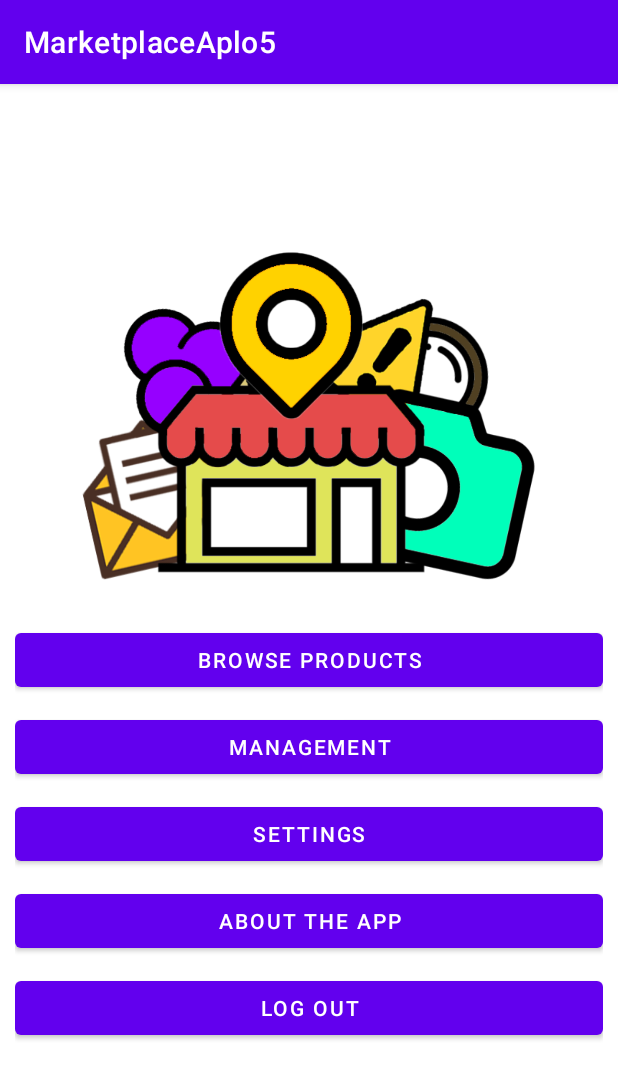
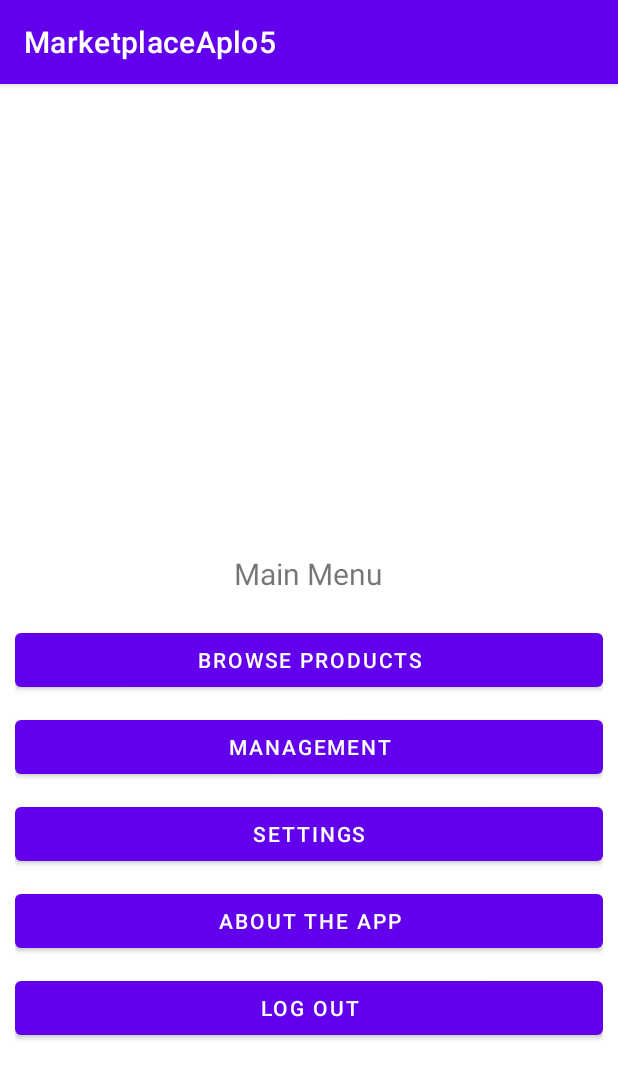
Before and after one commit to MidNoon/Marketplace-Application533, an Android app: the screen it shows after launch once a user with an empty profile is signed in (MainActivity), on a phone screen of 412 x 824 dp. Shown: the top 1079 px of the screen. Run offline under Robolectric (Android 15) with nearby library versions, the phone set to English and light mode, and no system bars; our stand-ins replace Firebase (no records; nobody signed in at launch, a user with empty details on screens opened directly).

Commit message:
Revert "Merge branch 'main' of https://github.com/MidNoon/Marketplace-Application533"
This reverts commit 1b722a6f0ccebc84dd67c3d14a7e04ccf590d7f8, reversing
changes made to 0b5eabefc4e0e6ae9bfbc4a49dcb16c1603e3059.

```diff
--- a/MarketplaceAplo5/app/src/main/java/com/example/marketplaceaplo5/ItemPurchaseActivity.java
+++ b/MarketplaceAplo5/app/src/main/java/com/example/marketplaceaplo5/ItemPurchaseActivity.java
@@ -95,7 +95,6 @@ public class ItemPurchaseActivity extends AppCompatActivity {
         ButtonConfirm.setOnClickListener(new View.OnClickListener() {
             @Override
             public void onClick(View view) {
-                ButtonConfirm.setClickable(false);
                 Confirmation();
             }
         });
--- a/MarketplaceAplo5/app/src/main/java/com/example/marketplaceaplo5/UAddItemActivity.java
+++ b/MarketplaceAplo5/app/src/main/java/com/example/marketplaceaplo5/UAddItemActivity.java
@@ -86,7 +86,6 @@ public class UAddItemActivity extends AppCompatActivity {
         ProductAddButton.setOnClickListener(new View.OnClickListener() {
             @Override
             public void onClick(View view) {
-                ProductAddButton.setClickable(false);
                 InfoStorage();
             }
         });
--- a/MarketplaceAplo5/app/src/main/res/layout/activity_main.xml
+++ b/MarketplaceAplo5/app/src/main/res/layout/activity_main.xml
@@ -16,15 +16,16 @@
             Logout -> ACTION -> LOGS USER OUT
     -->
 
-    <ImageView
+    <TextView
         android:id="@+id/text_welcome"
-        android:layout_width="303dp"
-        android:layout_height="259dp"
-        android:layout_centerHorizontal="true"
-        android:layout_above="@id/button_main_browse"
-        android:layout_marginTop="100dp"
-        android:layout_marginBottom="8dp"
-        android:src="@drawable/logo1" />
+        android:layout_width="wrap_content"
+        android:layout_height="wrap_content"
+        android:layout_above="@+id/button_main_browse"
+        android:text="Main Menu"
+        android:layout_centerInParent="true"
+        android:textSize="20dp"
+        android:layout_marginBottom="10dp"
+        />
 
 
     <Button
```
Also changed, not shown: MarketplaceAplo5/app/src/main/res/layout/activity_login.xml (+7 -7 lines).
